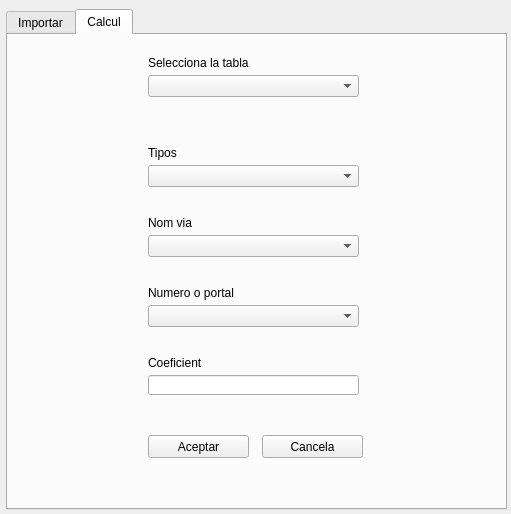
Before: the Qt Designer form gis_aspb_dialog_base.ui in psigcat/geocode_bcn_aspb, drawn with Qt 5.
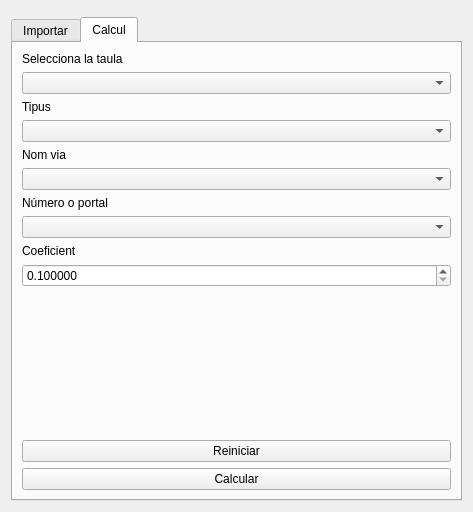
After: the same form once the commit is applied. Custom widgets are drawn as their Qt base class.

Commit message: fix GUI, change coeficient field to SpinBox, add messageBar, see #3

```diff
--- a/gis_aspb_dialog_base.ui
+++ b/gis_aspb_dialog_base.ui
@@ -6,22 +6,26 @@
    <rect>
     <x>0</x>
     <y>0</y>
-    <width>511</width>
-    <height>514</height>
+    <width>473</width>
+    <height>512</height>
    </rect>
   </property>
   <property name="windowTitle">
    <string>gis_aspb</string>
   </property>
+  <layout class="QVBoxLayout" name="verticalLayout_2">
+   <item>
+    <widget class="QgsMessageBar" name="messageBar">
+     <property name="frameShape">
+      <enum>QFrame::StyledPanel</enum>
+     </property>
+     <property name="frameShadow">
+      <enum>QFrame::Raised</enum>
+     </property>
+    </widget>
+   </item>
+   <item>
   <widget class="QTabWidget" name="tabWidget_import">
-   <property name="geometry">
-    <rect>
-     <x>6</x>
-     <y>9</y>
-     <width>501</width>
-     <height>501</height>
-    </rect>
-   </property>
    <property name="currentIndex">
     <number>1</number>
    </property>
@@ -93,150 +97,144 @@
     <attribute name="title">
      <string>Calcul</string>
     </attribute>
-    <widget class="QComboBox" name="comboBox_selectTable">
-     <property name="geometry">
-      <rect>
-       <x>140</x>
-       <y>40</y>
-       <width>211</width>
-       <height>22</height>
-      </rect>
-     </property>
-    </widget>
+      <layout class="QVBoxLayout" name="verticalLayout_4">
+       <item>
     <widget class="QLabel" name="label_selecTable">
-     <property name="geometry">
-      <rect>
-       <x>140</x>
-       <y>20</y>
-       <width>101</width>
-       <height>16</height>
-      </rect>
+         <property name="sizePolicy">
+          <sizepolicy hsizetype="Preferred" vsizetype="Fixed">
+           <horstretch>100</horstretch>
+           <verstretch>0</verstretch>
+          </sizepolicy>
+         </property>
+         <property name="maximumSize">
+          <size>
+           <width>16777215</width>
+           <height>16777215</height>
+          </size>
      </property>
      <property name="text">
-      <string>Selecciona la tabla</string>
-     </property>
-    </widget>
+          <string>Selecciona la taula</string>
+         </property>
+        </widget>
+       </item>
+       <item>
+        <widget class="QComboBox" name="comboBox_selectTable">
+         <property name="sizePolicy">
+          <sizepolicy hsizetype="Preferred" vsizetype="Fixed">
+           <horstretch>0</horstretch>
+           <verstretch>0</verstretch>
+          </sizepolicy>
+         </property>
+         <property name="maximumSize">
+          <size>
+           <width>16777215</width>
+           <height>16777215</height>
+          </size>
+         </property>
+        </widget>
+       </item>
+       <item>
     <widget class="QLabel" name="label_tipo">
-     <property name="geometry">
-      <rect>
-       <x>140</x>
-       <y>110</y>
-       <width>101</width>
-       <height>16</height>
-      </rect>
-     </property>
      <property name="text">
-      <string>Tipos</string>
-     </property>
-    </widget>
-    <widget class="QComboBox" name="comboBox_tipos">
-     <property name="geometry">
-      <rect>
-       <x>140</x>
-       <y>130</y>
-       <width>211</width>
-       <height>22</height>
-      </rect>
-     </property>
-    </widget>
+          <string>Tipus</string>
+         </property>
+        </widget>
+       </item>
+       <item>
+        <widget class="QComboBox" name="comboBox_tipos"/>
+       </item>
+       <item>
     <widget class="QLabel" name="label_nomVia">
-     <property name="geometry">
-      <rect>
-       <x>140</x>
-       <y>180</y>
-       <width>101</width>
-       <height>16</height>
-      </rect>
-     </property>
      <property name="text">
       <string>Nom via</string>
      </property>
     </widget>
-    <widget class="QComboBox" name="comboBox_nomVia">
-     <property name="geometry">
-      <rect>
-       <x>140</x>
-       <y>200</y>
-       <width>211</width>
-       <height>22</height>
-      </rect>
-     </property>
-    </widget>
+       </item>
+       <item>
+        <widget class="QComboBox" name="comboBox_nomVia"/>
+       </item>
+       <item>
     <widget class="QLabel" name="label_numPortal">
-     <property name="geometry">
-      <rect>
-       <x>140</x>
-       <y>250</y>
-       <width>101</width>
-       <height>16</height>
-      </rect>
-     </property>
      <property name="text">
-      <string>Numero o portal</string>
-     </property>
-    </widget>
-    <widget class="QComboBox" name="comboBox_numPortal">
-     <property name="geometry">
-      <rect>
-       <x>140</x>
-       <y>270</y>
-       <width>211</width>
-       <height>22</height>
-      </rect>
-     </property>
-    </widget>
+          <string>Número o portal</string>
+         </property>
+        </widget>
+       </item>
+       <item>
+        <widget class="QComboBox" name="comboBox_numPortal"/>
+       </item>
+       <item>
     <widget class="QLabel" name="label_coef">
-     <property name="geometry">
-      <rect>
-       <x>140</x>
-       <y>320</y>
-       <width>101</width>
-       <height>16</height>
-      </rect>
-     </property>
      <property name="text">
       <string>Coeficient</string>
      </property>
     </widget>
-    <widget class="QLineEdit" name="lineEdit_coef">
-     <property name="geometry">
-      <rect>
-       <x>140</x>
-       <y>340</y>
-       <width>211</width>
-       <height>20</height>
-      </rect>
-     </property>
-    </widget>
-    <widget class="QPushButton" name="aceptButton">
-     <property name="geometry">
-      <rect>
-       <x>140</x>
-       <y>400</y>
-       <width>101</width>
-       <height>23</height>
-      </rect>
-     </property>
-     <property name="text">
-      <string>Aceptar</string>
-     </property>
-    </widget>
+       </item>
+       <item>
+        <widget class="QgsDoubleSpinBox" name="spin_coef">
+         <property name="decimals">
+          <number>6</number>
+         </property>
+         <property name="minimum">
+          <double>0.100000000000000</double>
+         </property>
+         <property name="maximum">
+          <double>0.999999000000000</double>
+         </property>
+         <property name="singleStep">
+          <double>0.000001000000000</double>
+         </property>
+         <property name="value">
+          <double>0.100000000000000</double>
+         </property>
+        </widget>
+       </item>
+       <item>
+        <spacer name="verticalSpacer_2">
+         <property name="orientation">
+          <enum>Qt::Vertical</enum>
+         </property>
+         <property name="sizeHint" stdset="0">
+          <size>
+           <width>20</width>
+           <height>40</height>
+          </size>
+         </property>
+        </spacer>
+       </item>
+       <item>
     <widget class="QPushButton" name="cancelButton">
-     <property name="geometry">
-      <rect>
-       <x>254</x>
-       <y>400</y>
-       <width>101</width>
-       <height>23</height>
-      </rect>
-     </property>
+         <property name="text">
+          <string>Reiniciar</string>
+         </property>
+        </widget>
+       </item>
+       <item>
+        <widget class="QPushButton" name="aceptButton">
      <property name="text">
-      <string>Cancela</string>
-     </property>
-    </widget>
-   </widget>
-  </widget>
+          <string>Calcular</string>
+         </property>
+        </widget>
+       </item>
+      </layout>
+     </widget>
+    </widget>
+   </item>
+  </layout>
  </widget>
+ <customwidgets>
+  <customwidget>
+   <class>QgsDoubleSpinBox</class>
+   <extends>QDoubleSpinBox</extends>
+   <header>qgsdoublespinbox.h</header>
+  </customwidget>
+  <customwidget>
+   <class>QgsMessageBar</class>
+   <extends>QFrame</extends>
+   <header>qgis.gui</header>
+   <container>1</container>
+  </customwidget>
+ </customwidgets>
  <resources/>
  <connections/>
 </ui>
```
Left out of the diff: 95 changed lines with no effect on the pictures. Lines whose indentation alone changed are shown as unchanged. The commit also changes 1 other file.
